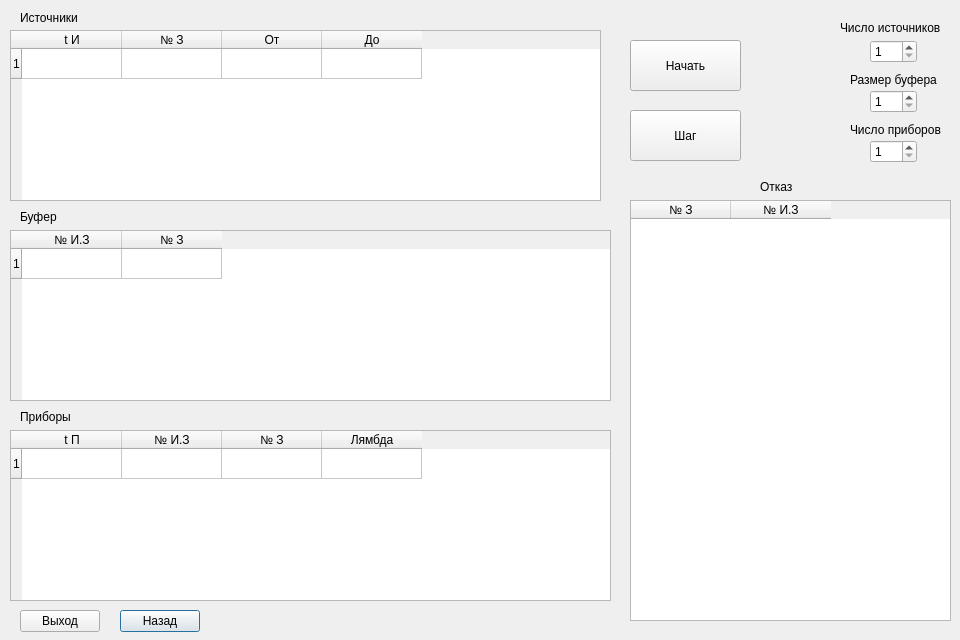
Above: modelcurrentstate.ui from rch9/QueueingSystem before the change. Below: the same form after it.
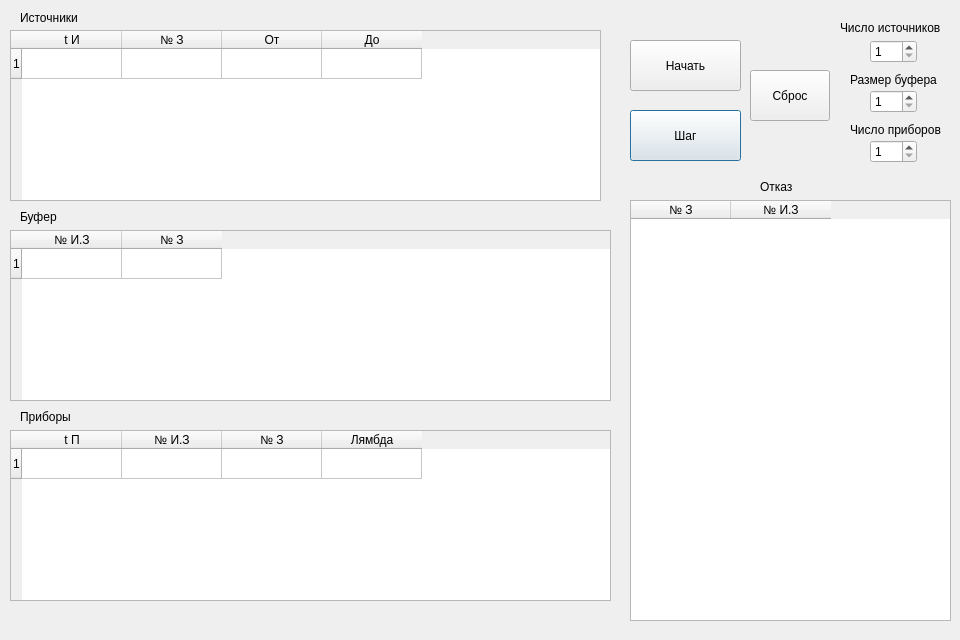
That is the form after the change.

The edit to the form file:
```diff
--- a/modelcurrentstate.ui
+++ b/modelcurrentstate.ui
@@ -13,32 +13,6 @@
   <property name="windowTitle">
    <string>Dialog</string>
   </property>
-  <widget class="QPushButton" name="backButton">
-   <property name="geometry">
-    <rect>
-     <x>120</x>
-     <y>610</y>
-     <width>80</width>
-     <height>22</height>
-    </rect>
-   </property>
-   <property name="text">
-    <string>Назад</string>
-   </property>
-  </widget>
-  <widget class="QPushButton" name="quitButton">
-   <property name="geometry">
-    <rect>
-     <x>20</x>
-     <y>610</y>
-     <width>80</width>
-     <height>22</height>
-    </rect>
-   </property>
-   <property name="text">
-    <string>Выход</string>
-   </property>
-  </widget>
   <widget class="QLabel" name="label">
    <property name="geometry">
     <rect>
@@ -328,6 +302,19 @@
     <string>Начать</string>
    </property>
   </widget>
+  <widget class="QPushButton" name="cleanButton">
+   <property name="geometry">
+    <rect>
+     <x>750</x>
+     <y>70</y>
+     <width>80</width>
+     <height>51</height>
+    </rect>
+   </property>
+   <property name="text">
+    <string>Сброс</string>
+   </property>
+  </widget>
  </widget>
  <resources/>
  <connections/>
```
